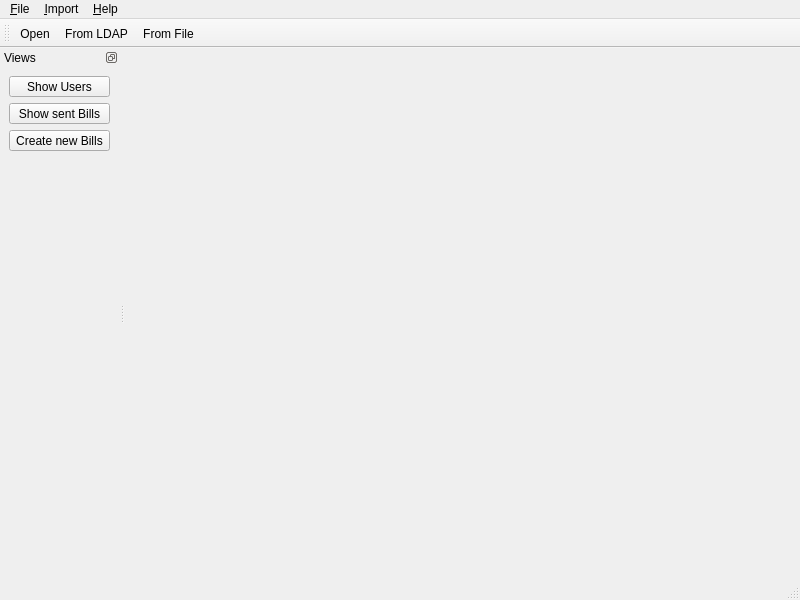
Qt form forms/PiTres.ui (LukyLuke/PiTres) before a commit.
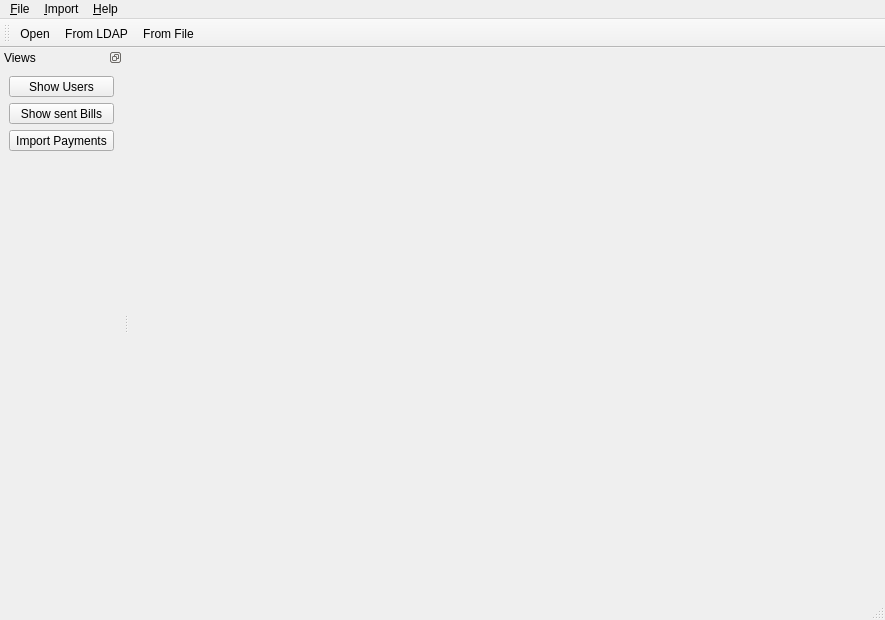
The same form after that commit. Icons and pictures are not drawn.

Commit message: Payment import added, inclusive export of QIF for the payments (and temporary for the Invoices) and LDIF-Export for update an LDAP-Attribute

Patch:
```diff
--- a/forms/PiTres.ui
+++ b/forms/PiTres.ui
@@ -6,8 +6,8 @@
    <rect>
     <x>0</x>
     <y>0</y>
-    <width>800</width>
-    <height>600</height>
+    <width>885</width>
+    <height>620</height>
    </rect>
   </property>
   <property name="sizePolicy">
@@ -37,7 +37,7 @@
     <rect>
      <x>0</x>
      <y>0</y>
-     <width>800</width>
+     <width>885</width>
      <height>20</height>
     </rect>
    </property>
@@ -186,7 +186,7 @@
         <string>Create new Bills and send they as EMails or print out the PDFs and Letters</string>
        </property>
        <property name="text">
-        <string>Create new Bills</string>
+        <string>Import Payments</string>
        </property>
        <property name="icon">
         <iconset resource="../PiTres.qrc">
```
Left out of the diff: 12 changed lines with no effect on the pictures. The commit also changes 14 other files.
